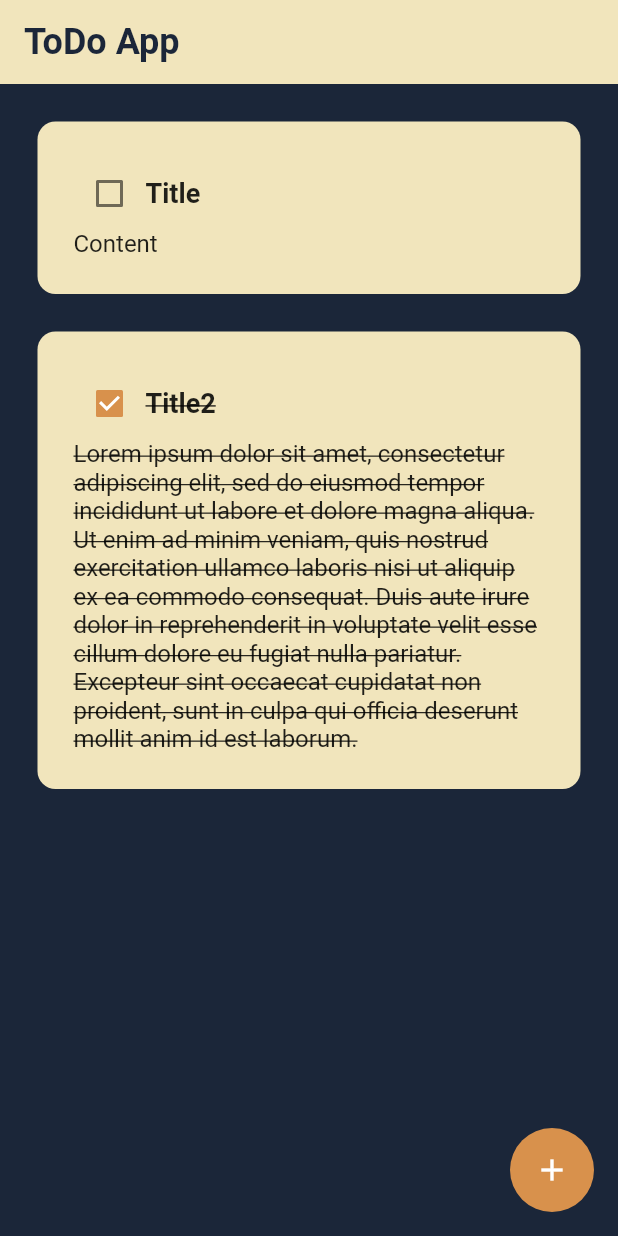
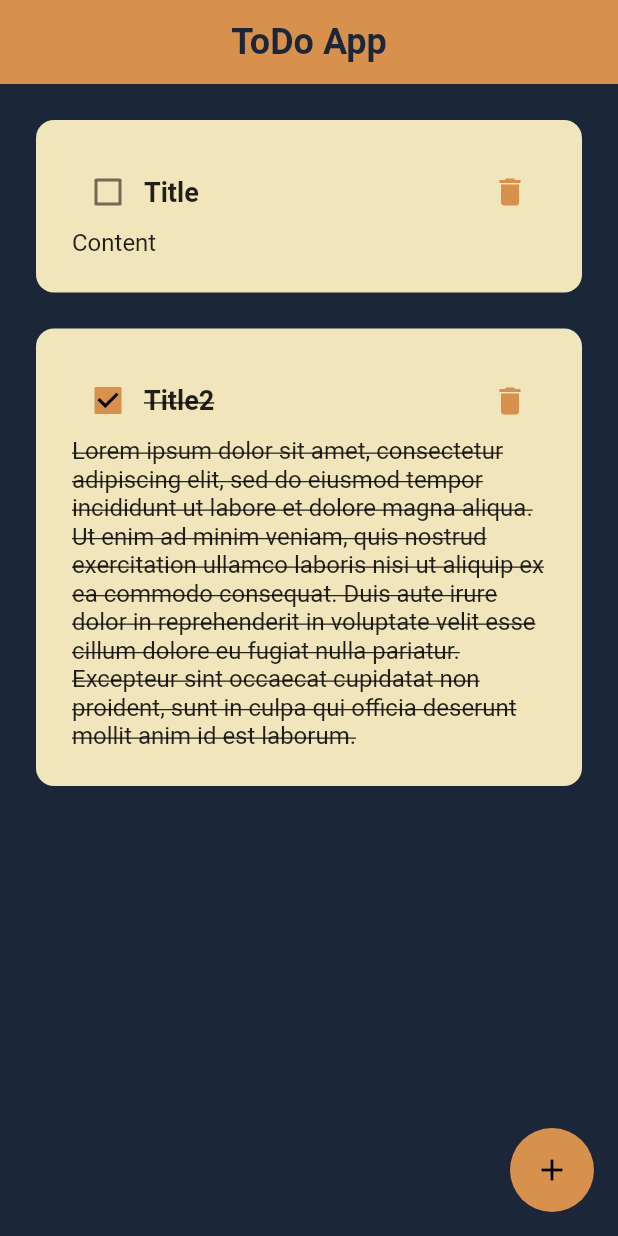
Before and after one commit to MateuszJajkowicz/ToDo-Flutter-App, a Flutter app: the screen it shows after launch, on a phone screen of 412 x 824 dp. Run offline on Flutter 3.47's test engine with Material 2 defaults, Android fonts, the phone set to English and light mode, and no system bars.

Commit message:
Added deleting options, and some improvements

```diff
--- a/lib/components/todo_tile.dart
+++ b/lib/components/todo_tile.dart
@@ -5,6 +5,7 @@ class ToDoTile extends StatelessWidget {
   final String content;
   final bool isDone;
   final Function(bool?)? onChanged;
+  final VoidCallback onDelete;
 
   const ToDoTile({
     super.key,
@@ -12,12 +13,26 @@ class ToDoTile extends StatelessWidget {
     required this.content,
     required this.isDone,
     required this.onChanged,
+    required this.onDelete,
   });
 
   @override
   Widget build(BuildContext context) {
-    return Padding(
-      padding: const EdgeInsets.only(left: 25.0, right: 25, top: 25),
+    return Dismissible(
+      key: Key(title),
+      direction: DismissDirection.endToStart,
+      background: Container(
+        color: Colors.red,
+        alignment: Alignment.centerRight,
+        padding: const EdgeInsets.only(right: 16),
+        margin: const EdgeInsets.only(top: 24),
+        child: const Icon(Icons.delete, color: Colors.white),
+      ),
+      onDismissed: (direction) {
+        onDelete();
+      },
+      child: Padding(
+        padding: const EdgeInsets.only(left: 24.0, right: 24, top: 24),
         child: Container(
           padding: const EdgeInsets.all(24),
           decoration: BoxDecoration(
@@ -34,10 +49,13 @@ class ToDoTile extends StatelessWidget {
                     value: isDone,
                     onChanged: onChanged,
                     activeColor: const Color(0xFFd8914c),
+                    checkColor: Colors.black,
                   ),
 
                   // task name
-                Text(
+                  Expanded(
+                    // To expand the Text to the left
+                    child: Text(
                       title,
                       style: TextStyle(
                         fontSize: 18,
@@ -47,6 +65,15 @@ class ToDoTile extends StatelessWidget {
                             : TextDecoration.none,
                       ),
                     ),
+                  ),
+
+                  // delete button
+                  IconButton(
+                    onPressed: onDelete,
+                    icon: const Icon(
+                      Icons.delete,
+                    ),
+                  )
                 ],
               ),
 
@@ -62,6 +89,7 @@ class ToDoTile extends StatelessWidget {
             ],
           ),
         ),
+      ),
     );
   }
 }
--- a/lib/main.dart
+++ b/lib/main.dart
@@ -16,23 +16,29 @@ class MyApp extends StatelessWidget {
       title: 'ToDo App',
       theme: ThemeData(
         appBarTheme: const AppBarTheme(
-          backgroundColor: Color(0xfff1e5bc),
+          centerTitle: true,
+          backgroundColor: Color(0xFFd8914c),
+          titleTextStyle: TextStyle(
+              color: Color(0xff1b2639),
+              fontWeight: FontWeight.bold,
+              fontSize: 24),
           iconTheme: IconThemeData(color: Color(0xff1b2639)),
           elevation: 0,
         ),
         scaffoldBackgroundColor: const Color(0xff1b2639),
-        textTheme: const TextTheme(
-          headlineSmall:
-              TextStyle(color: Color(0xff1b2639), fontWeight: FontWeight.bold),
-          bodySmall: TextStyle(color: Color(0xff1b2639)),
-        ),
         floatingActionButtonTheme: const FloatingActionButtonThemeData(
           backgroundColor: Color(0xFFd8914c),
           elevation: 0,
         ),
         inputDecorationTheme: const InputDecorationTheme(
+          focusColor: Color(0xff1b2639),
+          floatingLabelStyle: TextStyle(
+            color: Color(0xFFd8914c),
+            fontSize: 20,
+          ),
           labelStyle: TextStyle(
-            color: Color(0xFFd8914c),
+            fontSize: 18,
+            color: Colors.black,
           ),
           focusedBorder: UnderlineInputBorder(
             borderSide: BorderSide(color: Color(0xFFd8914c)),
@@ -41,6 +47,9 @@ class MyApp extends StatelessWidget {
         elevatedButtonTheme: ElevatedButtonThemeData(
           style: ElevatedButton.styleFrom(
               backgroundColor: const Color(0xFFd8914c)),
+        ),
+        iconTheme: const IconThemeData(
+          color: Color(0xFFd8914c),
         ),
       ),
       initialRoute: '/',
--- a/lib/pages/add_note_page.dart
+++ b/lib/pages/add_note_page.dart
@@ -1,5 +1,5 @@
 import 'package:flutter/material.dart';
-import 'package:todo/models/note_model.dart'; // Import the Note class
+import 'package:todo/models/note_model.dart';
 
 class AddNotePage extends StatelessWidget {
   final TextEditingController titleController = TextEditingController();
@@ -11,8 +11,7 @@ class AddNotePage extends StatelessWidget {
   Widget build(BuildContext context) {
     return Scaffold(
       appBar: AppBar(
-        title:
-            Text('Add Note', style: Theme.of(context).textTheme.headlineSmall),
+        title: const Text('Add Note'),
       ),
       body: Center(
         child: SingleChildScrollView(
@@ -26,6 +25,7 @@ class AddNotePage extends StatelessWidget {
             child: Column(
               crossAxisAlignment: CrossAxisAlignment.start,
               children: [
+                // title of note
                 TextField(
                   controller: titleController,
                   decoration: const InputDecoration(
@@ -33,6 +33,8 @@ class AddNotePage extends StatelessWidget {
                   ),
                 ),
                 const SizedBox(height: 16.0),
+
+                // content of note
                 TextField(
                   controller: contentController,
                   maxLines: null,
@@ -41,12 +43,20 @@ class AddNotePage extends StatelessWidget {
                   ),
                 ),
                 const SizedBox(height: 16.0),
-                ElevatedButton(
-                  onPressed: () {
-                    // Save the new note and go back to the HomePage
-                    saveNoteAndGoBack(context);
-                  },
-                  child: const Text('Save'),
+
+                // save button
+                Align(
+                  alignment: Alignment.centerRight,
+                  child: ElevatedButton(
+                    onPressed: () {
+                      // Save the new note and go back to the HomePage
+                      saveNoteAndGoBack(context);
+                    },
+                    child: const Text(
+                      'Save',
+                      style: TextStyle(color: Colors.black),
+                    ),
+                  ),
                 ),
               ],
             ),
--- a/lib/pages/home_page.dart
+++ b/lib/pages/home_page.dart
@@ -26,6 +26,13 @@ class _HomePageState extends State<HomePage> {
     });
   }
 
+  // Method to delete the note from the list
+  void deleteNote(int index) {
+    setState(() {
+      notes.removeAt(index);
+    });
+  }
+
   // Function to handle navigation to the AddNotePage and get the new note
   Future<void> _navigateToAddNotePage(BuildContext context) async {
     final newNote = await Navigator.pushNamed(context, '/addNote') as Note?;
@@ -42,13 +49,14 @@ class _HomePageState extends State<HomePage> {
   Widget build(BuildContext context) {
     return Scaffold(
       appBar: AppBar(
-        title:
-            Text('ToDo App', style: Theme.of(context).textTheme.headlineSmall),
+        title: const Text('ToDo App'),
       ),
       body: notes.isEmpty
           ? const Center(
               child: Text('Brak notatek'),
             )
+
+          // list of notes
           : ListView.builder(
               itemCount: notes.length,
               itemBuilder: (context, index) {
@@ -57,14 +65,20 @@ class _HomePageState extends State<HomePage> {
                   content: notes[index].content,
                   isDone: notes[index].isDone,
                   onChanged: (value) => checkBoxChanged(value, index),
+                  onDelete: () => deleteNote(index),
                 );
               },
             ),
+
+      // buttor redirect to AddNotePage
       floatingActionButton: FloatingActionButton(
         onPressed: () {
           _navigateToAddNotePage(context);
         },
-        child: const Icon(Icons.add),
+        child: const Icon(
+          Icons.add,
+          color: Colors.black,
+        ),
       ),
     );
   }
```
Lines whose indentation alone changed are shown as unchanged.
